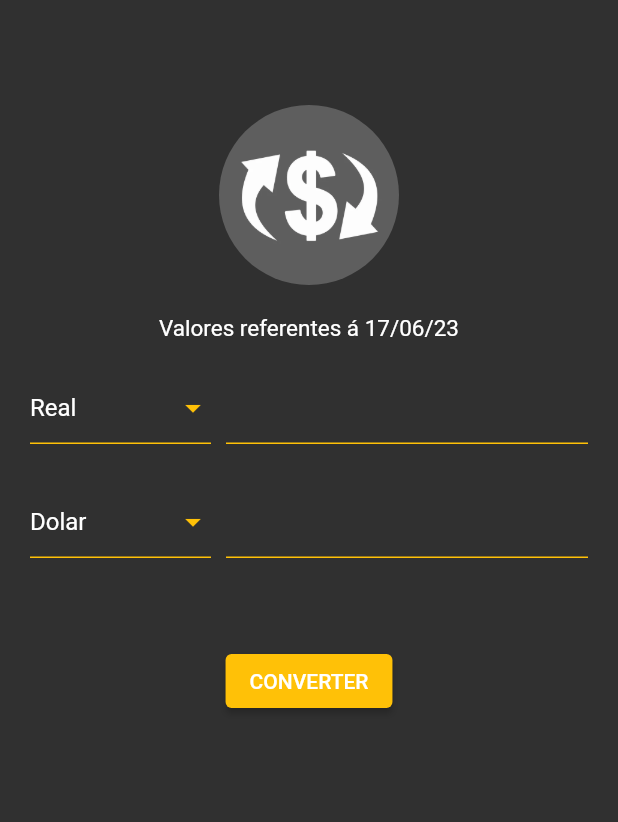
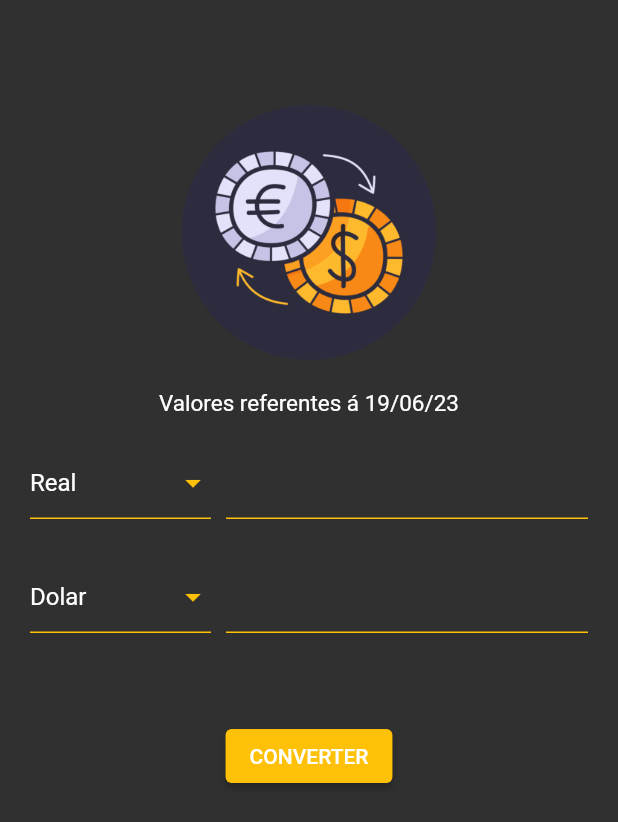
Before and after one commit to Dev-Henrique-Almeida/Conversor-Moedas-Dart, a Flutter app: the screen it shows after launch, on a phone screen of 412 x 824 dp. Shown: the top 822 px of the screen. Run offline on Flutter 3.47's test engine with Material 2 defaults, Android fonts, the phone set to English and light mode, and no system bars; our stand-ins replace device_preview.

Commit message:
Alterações feitas nos valores, e feita alteração da logo

```diff
--- a/lib/app/components/currency_box.dart
+++ b/lib/app/components/currency_box.dart
@@ -8,7 +8,7 @@ class CurrencyBox extends StatelessWidget {
 
   final CurrencyModel selectedItem;
 
-  CurrencyBox({
+  const CurrencyBox({
     Key? key,
     required this.items,
     required this.controller,
--- a/lib/app/models/currency_model.dart
+++ b/lib/app/models/currency_model.dart
@@ -15,30 +15,18 @@ class CurrencyModel {
   static List<CurrencyModel> getCurrencies() {
     return <CurrencyModel>[
       CurrencyModel(
-          name: 'Real',
-          real: 1.0,
-          dolar: 0.21,
-          euro: 0.19,
-          bitcoin: 0.0000079), // [0]
+          name: 'Real', real: 1.0, dolar: 0.21, euro: 0.19, bitcoin: 0.0000078),
       CurrencyModel(
-          name: 'Dolar',
-          real: 4.82,
-          dolar: 1.0,
-          euro: 0.91,
-          bitcoin: 0.000038), // [1] ne isso?
+          name: 'Dolar', real: 4.77, dolar: 1.0, euro: 0.92, bitcoin: 0.000037),
       CurrencyModel(
-          name: "Euro",
-          real: 5.29,
-          dolar: 1.10,
-          euro: 1.0,
-          bitcoin: 0.000042), // [2]
+          name: "Euro", real: 5.21, dolar: 1.09, euro: 1.0, bitcoin: 0.000041),
       CurrencyModel(
         name: 'Bitcoin',
-        real: 12717150,
-        dolar: 2637020,
-        euro: 2405885,
+        real: 12806047,
+        dolar: 2685100,
+        euro: 2459471,
         bitcoin: 1,
-      ), // CurrencyModel
-    ]; // <<CurrencyModel>L]
+      ),
+    ];
   }
 }
--- a/lib/app/views/home_view.dart
+++ b/lib/app/views/home_view.dart
@@ -3,6 +3,8 @@ import 'package:conversor_moeda/app/controllers/home_controller.dart';
 import 'package:flutter/material.dart';
 
 class HomeView extends StatefulWidget {
+  const HomeView({super.key});
+
   @override
   State<HomeView> createState() => _HomeViewState();
 }
@@ -40,16 +42,16 @@ class _HomeViewState extends State<HomeView> {
               children: [
                 ClipOval(
                   child: Image.asset(
-                    'assets/images/logo.png',
-                    width: 120,
-                    height: 120,
+                    'assets/images/logo1.png',
+                    width: 170,
+                    height: 170,
                   ),
                 ),
                 const SizedBox(
                   height: 20,
                 ),
                 const Text(
-                  'Valores referentes á 17/06/23',
+                  'Valores referentes á 19/06/23',
                   style: TextStyle(fontSize: 15),
                 ),
                 const SizedBox(
@@ -84,7 +86,8 @@ class _HomeViewState extends State<HomeView> {
                   height: 50,
                 ),
                 ElevatedButton(
-                  style: ElevatedButton.styleFrom(primary: Colors.amber),
+                  style:
+                      ElevatedButton.styleFrom(backgroundColor: Colors.amber),
                   onPressed: () {
                     homeController.convert();
                   },
--- a/lib/main.dart
+++ b/lib/main.dart
@@ -4,15 +4,17 @@ import 'package:flutter/material.dart';
 import 'app/views/home_view.dart';
 
 main() {
-  runApp(DevicePreview(enabled: true, builder: (context) => AppWidget()));
+  runApp(DevicePreview(enabled: true, builder: (context) => const AppWidget()));
 }
 
 class AppWidget extends StatelessWidget {
+  const AppWidget({super.key});
+
   @override
   Widget build(BuildContext context) {
     return MaterialApp(
       theme: ThemeData.dark(),
-      home: HomeView(),
+      home: const HomeView(),
     );
   }
 }
--- a/pubspec.yaml
+++ b/pubspec.yaml
@@ -61,7 +61,7 @@ flutter:
 
   # To add assets to your application, add an assets section, like this:
   assets:
-    - assets/images/logo.png
+    - assets/images/logo1.png
   #   - images/a_dot_ham.jpeg
   # An image asset can refer to one or more resolution-specific "variants", see
   # https://flutter.dev/assets-and-images/#resolution-aware
```
Also changed, not shown: assets/images/logo1.png (added), 1 other file.
